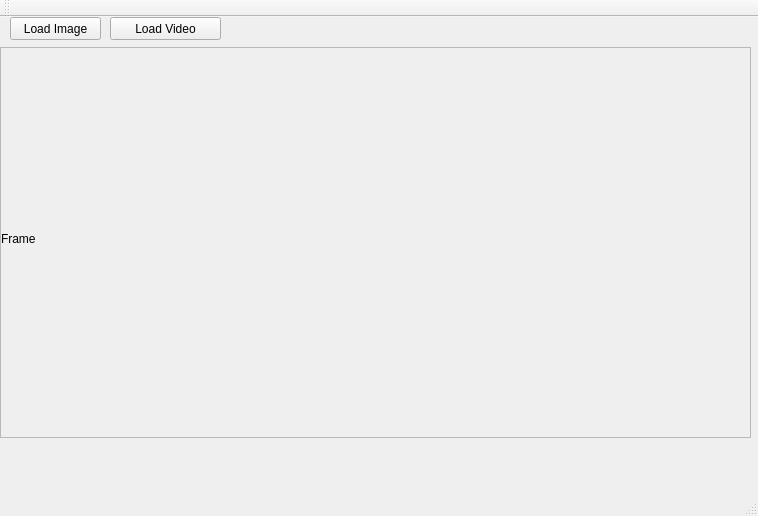
Old version of the form FRS/FRS/View.ui in the repository sirIrishman/FRS.
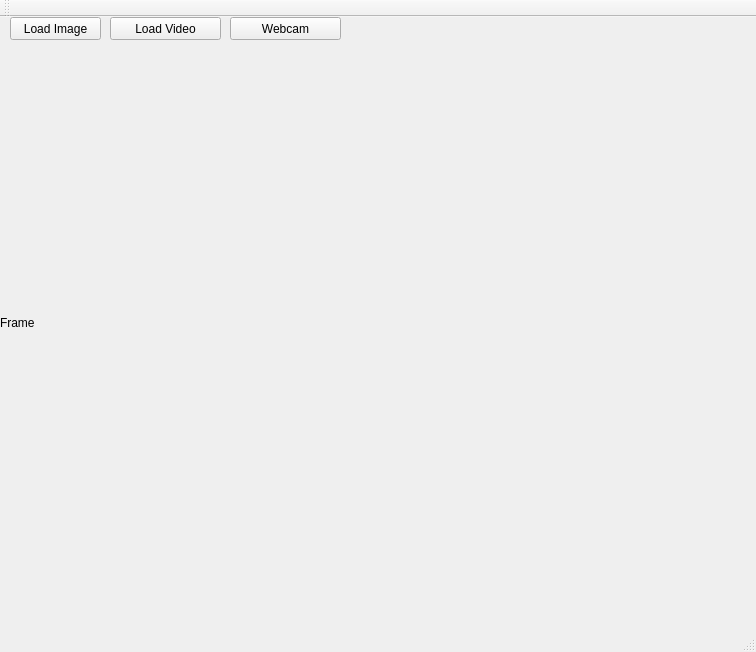
New version of the form.

Commit message: Implementing MVC. Implemented base functionality of loading image and video files and capturing webcam video

```diff
--- a/FRS/FRS/View.ui
+++ b/FRS/FRS/View.ui
@@ -6,8 +6,8 @@
    <rect>
     <x>0</x>
     <y>0</y>
-    <width>758</width>
-    <height>516</height>
+    <width>756</width>
+    <height>652</height>
    </rect>
   </property>
   <property name="windowTitle">
@@ -40,47 +40,34 @@
      <string>Load Video</string>
     </property>
    </widget>
-   <widget class="QScrollArea" name="scrollArea">
+   <widget class="QPushButton" name="pshBttn_Webcam">
+    <property name="geometry">
+     <rect>
+      <x>230</x>
+      <y>0</y>
+      <width>111</width>
+      <height>23</height>
+     </rect>
+    </property>
+    <property name="text">
+     <string>Webcam</string>
+    </property>
+   </widget>
+   <widget class="QLabel" name="lbl_Frame">
     <property name="geometry">
      <rect>
       <x>0</x>
       <y>30</y>
       <width>751</width>
-      <height>391</height>
+      <height>551</height>
      </rect>
     </property>
-    <property name="widgetResizable">
-     <bool>true</bool>
+    <property name="autoFillBackground">
+     <bool>false</bool>
     </property>
-    <property name="alignment">
-     <set>Qt::AlignJustify|Qt::AlignTop</set>
+    <property name="text">
+     <string>Frame</string>
     </property>
-    <widget class="QWidget" name="scrollAreaWidgetContents">
-     <property name="geometry">
-      <rect>
-       <x>0</x>
-       <y>0</y>
-       <width>749</width>
-       <height>389</height>
-      </rect>
-     </property>
-     <widget class="QLabel" name="lbl_Frame">
-      <property name="geometry">
-       <rect>
-        <x>0</x>
-        <y>0</y>
-        <width>741</width>
-        <height>381</height>
-       </rect>
-      </property>
-      <property name="autoFillBackground">
-       <bool>false</bool>
-      </property>
-      <property name="text">
-       <string>Frame</string>
-      </property>
-     </widget>
-    </widget>
    </widget>
   </widget>
   <widget class="QMenuBar" name="menuBar">
```
Left out of the diff: 2 changed lines with no effect on the pictures. The commit also changes 12 other files.
